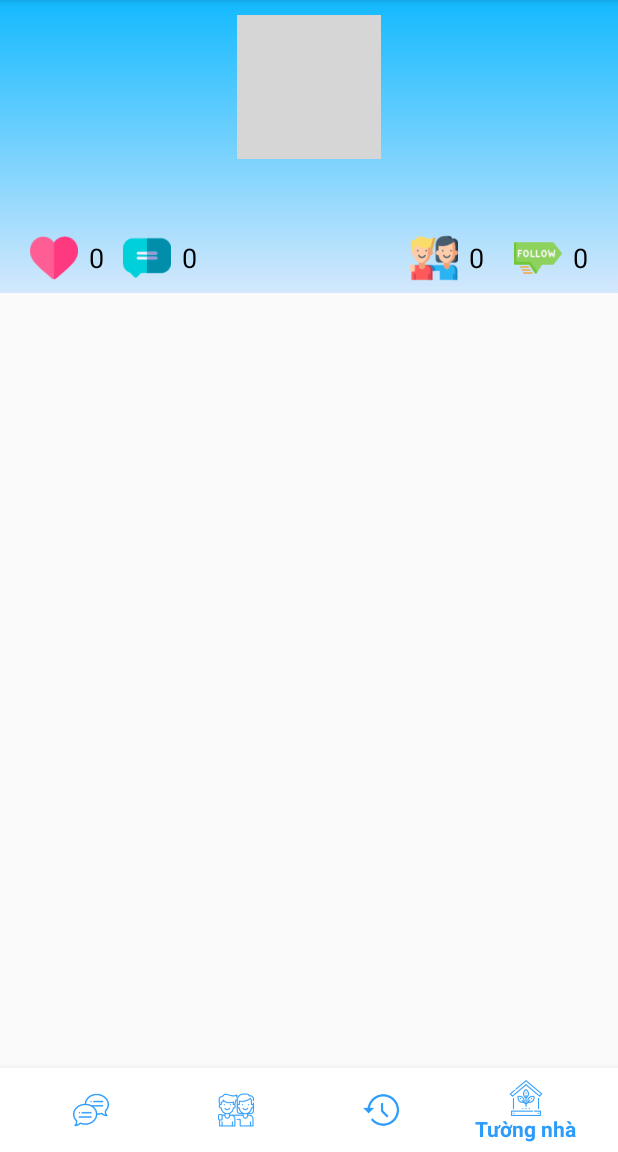
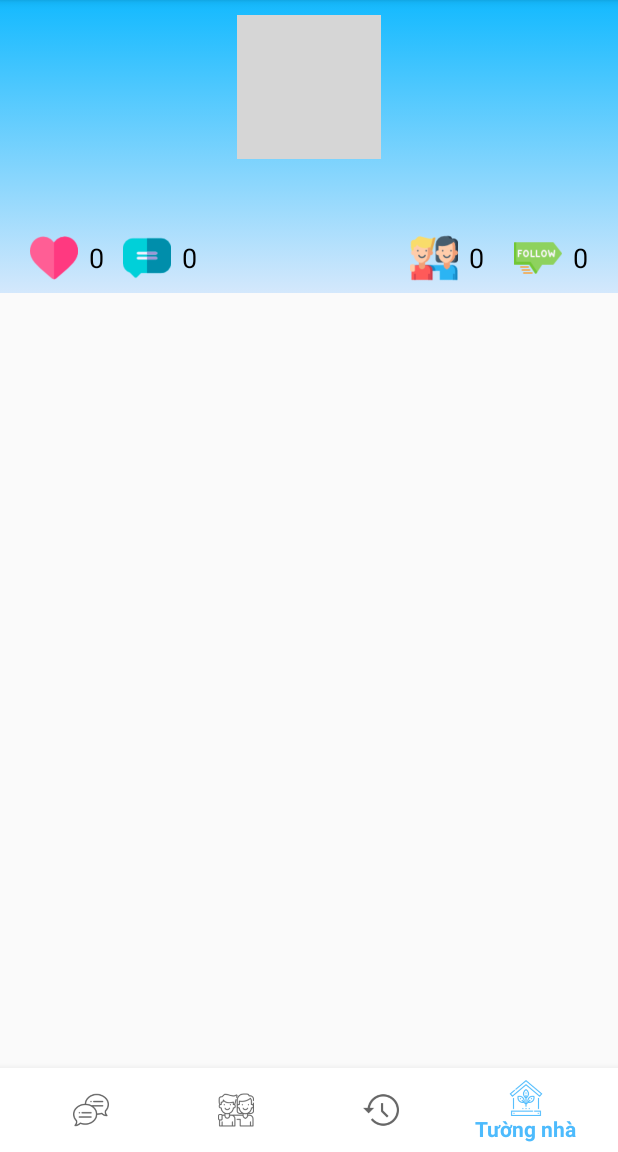
Before and after one commit to hoanganhgo/ZiZo, an Android app: the HomeActivity screen opened directly, with no data from a screen before it, item 4 of the bottom bar chosen, on a phone screen of 412 x 824 dp, the part 84-1236 px from its top. Run offline under Robolectric (Android 15) with nearby library versions, the phone set to English and light mode, and no system bars; our stand-ins replace CircleImageView, Firebase (no records; nobody signed in at launch, a user with empty details on screens opened directly), Picasso; pictures from the network do not load; 1 statement that could not run was skipped; grey boxes are pictures that could not be loaded.

```diff
--- a/Project/app/src/main/res/layout/activity_home.xml
+++ b/Project/app/src/main/res/layout/activity_home.xml
@@ -16,8 +16,9 @@
             android:layout_height="wrap_content"
             android:layout_gravity="bottom"
             android:background="@color/white"
-            app:itemIconTint="@color/sky"
-            app:itemTextColor="@color/sky"
+            app:layout_constraintBottom_toBottomOf="parent"
+            app:layout_constraintLeft_toLeftOf="parent"
+            app:layout_constraintRight_toRightOf="parent"
             app:menu="@menu/menu_home"
             />
     </FrameLayout>
```
Also changed, not shown: Project/app/build.gradle (+5 -5 lines), Project/app/src/main/java/com/example/zizo/SignUpActivity.java (+23 -0 lines), Project/app/src/main/res/layout/activity_chat.xml (+4 -5 lines), Project/app/src/main/res/layout/activity_comment.xml (+3 -4 lines).
